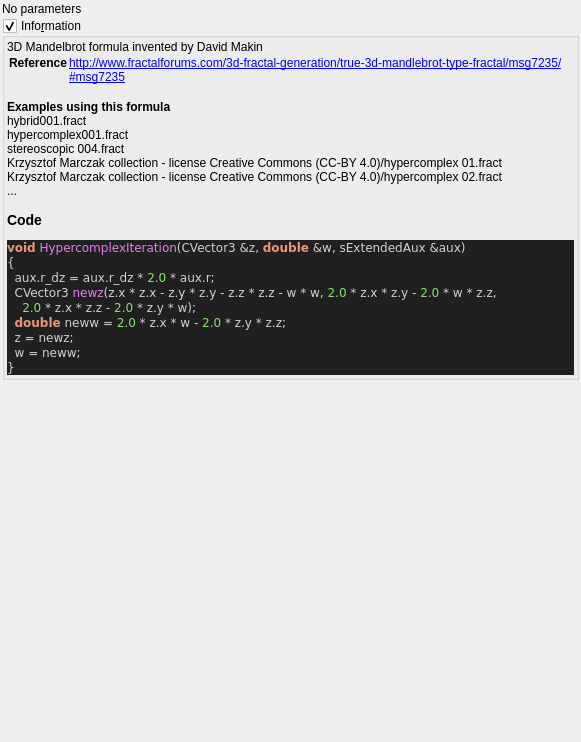
Above: mandelbulber2/qt_data/fractal_hypercomplex.ui from buddhi1980/mandelbulber2 before the change. Below: the same form after it.
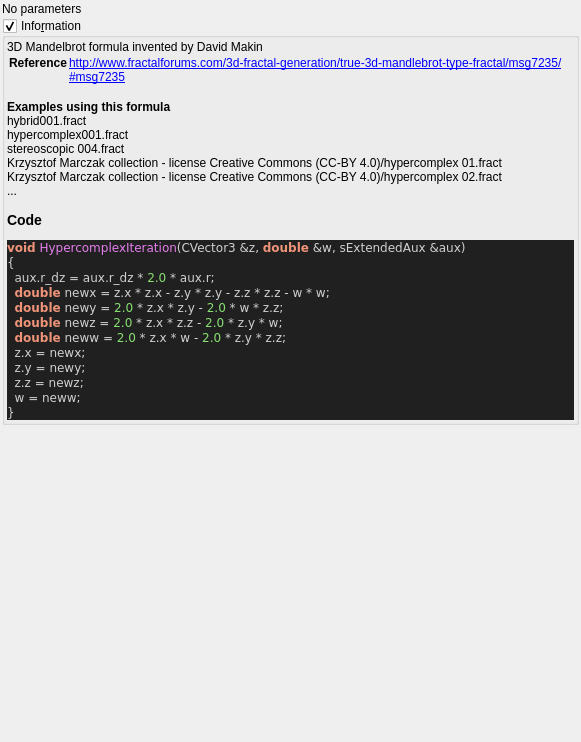
That is the form after the change. Custom widgets are drawn as their Qt base class.

```diff
--- a/mandelbulber2/qt_data/fractal_hypercomplex.ui
+++ b/mandelbulber2/qt_data/fractal_hypercomplex.ui
@@ -75,10 +75,13 @@
 &lt;pre style=&quot;color:#d0d0d0; background-color:#202020;  font-family:'Courier New',monospace;&quot;&gt;&lt;span style=&quot;color:#f09479; font-weight:bold&quot;&gt;void&lt;/span&gt; &lt;span style=&quot;color:#e47eed&quot;&gt;HypercomplexIteration&lt;/span&gt;&lt;span style=&quot;color:#d0d0d0&quot;&gt;(&lt;/span&gt;CVector3 &lt;span style=&quot;color:#d0d0d0&quot;&gt;&amp;amp;&lt;/span&gt;z&lt;span style=&quot;color:#d0d0d0&quot;&gt;,&lt;/span&gt; &lt;span style=&quot;color:#f09479; font-weight:bold&quot;&gt;double&lt;/span&gt; &lt;span style=&quot;color:#d0d0d0&quot;&gt;&amp;amp;&lt;/span&gt;w&lt;span style=&quot;color:#d0d0d0&quot;&gt;,&lt;/span&gt; sExtendedAux &lt;span style=&quot;color:#d0d0d0&quot;&gt;&amp;amp;&lt;/span&gt;aux&lt;span style=&quot;color:#d0d0d0&quot;&gt;)&lt;/span&gt;
 &lt;span style=&quot;color:#d0d0d0&quot;&gt;{&lt;/span&gt;
   aux&lt;span style=&quot;color:#d0d0d0&quot;&gt;.&lt;/span&gt;r_dz &lt;span style=&quot;color:#d0d0d0&quot;&gt;=&lt;/span&gt; aux&lt;span style=&quot;color:#d0d0d0&quot;&gt;.&lt;/span&gt;r_dz &lt;span style=&quot;color:#d0d0d0&quot;&gt;*&lt;/span&gt; &lt;span style=&quot;color:#87df71&quot;&gt;2.0&lt;/span&gt; &lt;span style=&quot;color:#d0d0d0&quot;&gt;*&lt;/span&gt; aux&lt;span style=&quot;color:#d0d0d0&quot;&gt;.&lt;/span&gt;r&lt;span style=&quot;color:#d0d0d0&quot;&gt;;&lt;/span&gt;
-  CVector3 &lt;span style=&quot;color:#e47eed&quot;&gt;newz&lt;/span&gt;&lt;span style=&quot;color:#d0d0d0&quot;&gt;(&lt;/span&gt;z&lt;span style=&quot;color:#d0d0d0&quot;&gt;.&lt;/span&gt;x &lt;span style=&quot;color:#d0d0d0&quot;&gt;*&lt;/span&gt; z&lt;span style=&quot;color:#d0d0d0&quot;&gt;.&lt;/span&gt;x &lt;span style=&quot;color:#d0d0d0&quot;&gt;-&lt;/span&gt; z&lt;span style=&quot;color:#d0d0d0&quot;&gt;.&lt;/span&gt;y &lt;span style=&quot;color:#d0d0d0&quot;&gt;*&lt;/span&gt; z&lt;span style=&quot;color:#d0d0d0&quot;&gt;.&lt;/span&gt;y &lt;span style=&quot;color:#d0d0d0&quot;&gt;-&lt;/span&gt; z&lt;span style=&quot;color:#d0d0d0&quot;&gt;.&lt;/span&gt;z &lt;span style=&quot;color:#d0d0d0&quot;&gt;*&lt;/span&gt; z&lt;span style=&quot;color:#d0d0d0&quot;&gt;.&lt;/span&gt;z &lt;span style=&quot;color:#d0d0d0&quot;&gt;-&lt;/span&gt; w &lt;span style=&quot;color:#d0d0d0&quot;&gt;*&lt;/span&gt; w&lt;span style=&quot;color:#d0d0d0&quot;&gt;,&lt;/span&gt; &lt;span style=&quot;color:#87df71&quot;&gt;2.0&lt;/span&gt; &lt;span style=&quot;color:#d0d0d0&quot;&gt;*&lt;/span&gt; z&lt;span style=&quot;color:#d0d0d0&quot;&gt;.&lt;/span&gt;x &lt;span style=&quot;color:#d0d0d0&quot;&gt;*&lt;/span&gt; z&lt;span style=&quot;color:#d0d0d0&quot;&gt;.&lt;/span&gt;y &lt;span style=&quot;color:#d0d0d0&quot;&gt;-&lt;/span&gt; &lt;span style=&quot;color:#87df71&quot;&gt;2.0&lt;/span&gt; &lt;span style=&quot;color:#d0d0d0&quot;&gt;*&lt;/span&gt; w &lt;span style=&quot;color:#d0d0d0&quot;&gt;*&lt;/span&gt; z&lt;span style=&quot;color:#d0d0d0&quot;&gt;.&lt;/span&gt;z&lt;span style=&quot;color:#d0d0d0&quot;&gt;,&lt;/span&gt;
-    &lt;span style=&quot;color:#87df71&quot;&gt;2.0&lt;/span&gt; &lt;span style=&quot;color:#d0d0d0&quot;&gt;*&lt;/span&gt; z&lt;span style=&quot;color:#d0d0d0&quot;&gt;.&lt;/span&gt;x &lt;span style=&quot;color:#d0d0d0&quot;&gt;*&lt;/span&gt; z&lt;span style=&quot;color:#d0d0d0&quot;&gt;.&lt;/span&gt;z &lt;span style=&quot;color:#d0d0d0&quot;&gt;-&lt;/span&gt; &lt;span style=&quot;color:#87df71&quot;&gt;2.0&lt;/span&gt; &lt;span style=&quot;color:#d0d0d0&quot;&gt;*&lt;/span&gt; z&lt;span style=&quot;color:#d0d0d0&quot;&gt;.&lt;/span&gt;y &lt;span style=&quot;color:#d0d0d0&quot;&gt;*&lt;/span&gt; w&lt;span style=&quot;color:#d0d0d0&quot;&gt;);&lt;/span&gt;
+  &lt;span style=&quot;color:#f09479; font-weight:bold&quot;&gt;double&lt;/span&gt; newx &lt;span style=&quot;color:#d0d0d0&quot;&gt;=&lt;/span&gt; z&lt;span style=&quot;color:#d0d0d0&quot;&gt;.&lt;/span&gt;x &lt;span style=&quot;color:#d0d0d0&quot;&gt;*&lt;/span&gt; z&lt;span style=&quot;color:#d0d0d0&quot;&gt;.&lt;/span&gt;x &lt;span style=&quot;color:#d0d0d0&quot;&gt;-&lt;/span&gt; z&lt;span style=&quot;color:#d0d0d0&quot;&gt;.&lt;/span&gt;y &lt;span style=&quot;color:#d0d0d0&quot;&gt;*&lt;/span&gt; z&lt;span style=&quot;color:#d0d0d0&quot;&gt;.&lt;/span&gt;y &lt;span style=&quot;color:#d0d0d0&quot;&gt;-&lt;/span&gt; z&lt;span style=&quot;color:#d0d0d0&quot;&gt;.&lt;/span&gt;z &lt;span style=&quot;color:#d0d0d0&quot;&gt;*&lt;/span&gt; z&lt;span style=&quot;color:#d0d0d0&quot;&gt;.&lt;/span&gt;z &lt;span style=&quot;color:#d0d0d0&quot;&gt;-&lt;/span&gt; w &lt;span style=&quot;color:#d0d0d0&quot;&gt;*&lt;/span&gt; w&lt;span style=&quot;color:#d0d0d0&quot;&gt;;&lt;/span&gt;
+  &lt;span style=&quot;color:#f09479; font-weight:bold&quot;&gt;double&lt;/span&gt; newy &lt;span style=&quot;color:#d0d0d0&quot;&gt;=&lt;/span&gt; &lt;span style=&quot;color:#87df71&quot;&gt;2.0&lt;/span&gt; &lt;span style=&quot;color:#d0d0d0&quot;&gt;*&lt;/span&gt; z&lt;span style=&quot;color:#d0d0d0&quot;&gt;.&lt;/span&gt;x &lt;span style=&quot;color:#d0d0d0&quot;&gt;*&lt;/span&gt; z&lt;span style=&quot;color:#d0d0d0&quot;&gt;.&lt;/span&gt;y &lt;span style=&quot;color:#d0d0d0&quot;&gt;-&lt;/span&gt; &lt;span style=&quot;color:#87df71&quot;&gt;2.0&lt;/span&gt; &lt;span style=&quot;color:#d0d0d0&quot;&gt;*&lt;/span&gt; w &lt;span style=&quot;color:#d0d0d0&quot;&gt;*&lt;/span&gt; z&lt;span style=&quot;color:#d0d0d0&quot;&gt;.&lt;/span&gt;z&lt;span style=&quot;color:#d0d0d0&quot;&gt;;&lt;/span&gt;
+  &lt;span style=&quot;color:#f09479; font-weight:bold&quot;&gt;double&lt;/span&gt; newz &lt;span style=&quot;color:#d0d0d0&quot;&gt;=&lt;/span&gt; &lt;span style=&quot;color:#87df71&quot;&gt;2.0&lt;/span&gt; &lt;span style=&quot;color:#d0d0d0&quot;&gt;*&lt;/span&gt; z&lt;span style=&quot;color:#d0d0d0&quot;&gt;.&lt;/span&gt;x &lt;span style=&quot;color:#d0d0d0&quot;&gt;*&lt;/span&gt; z&lt;span style=&quot;color:#d0d0d0&quot;&gt;.&lt;/span&gt;z &lt;span style=&quot;color:#d0d0d0&quot;&gt;-&lt;/span&gt; &lt;span style=&quot;color:#87df71&quot;&gt;2.0&lt;/span&gt; &lt;span style=&quot;color:#d0d0d0&quot;&gt;*&lt;/span&gt; z&lt;span style=&quot;color:#d0d0d0&quot;&gt;.&lt;/span&gt;y &lt;span style=&quot;color:#d0d0d0&quot;&gt;*&lt;/span&gt; w&lt;span style=&quot;color:#d0d0d0&quot;&gt;;&lt;/span&gt;
   &lt;span style=&quot;color:#f09479; font-weight:bold&quot;&gt;double&lt;/span&gt; neww &lt;span style=&quot;color:#d0d0d0&quot;&gt;=&lt;/span&gt; &lt;span style=&quot;color:#87df71&quot;&gt;2.0&lt;/span&gt; &lt;span style=&quot;color:#d0d0d0&quot;&gt;*&lt;/span&gt; z&lt;span style=&quot;color:#d0d0d0&quot;&gt;.&lt;/span&gt;x &lt;span style=&quot;color:#d0d0d0&quot;&gt;*&lt;/span&gt; w &lt;span style=&quot;color:#d0d0d0&quot;&gt;-&lt;/span&gt; &lt;span style=&quot;color:#87df71&quot;&gt;2.0&lt;/span&gt; &lt;span style=&quot;color:#d0d0d0&quot;&gt;*&lt;/span&gt; z&lt;span style=&quot;color:#d0d0d0&quot;&gt;.&lt;/span&gt;y &lt;span style=&quot;color:#d0d0d0&quot;&gt;*&lt;/span&gt; z&lt;span style=&quot;color:#d0d0d0&quot;&gt;.&lt;/span&gt;z&lt;span style=&quot;color:#d0d0d0&quot;&gt;;&lt;/span&gt;
-  z &lt;span style=&quot;color:#d0d0d0&quot;&gt;=&lt;/span&gt; newz&lt;span style=&quot;color:#d0d0d0&quot;&gt;;&lt;/span&gt;
+  z&lt;span style=&quot;color:#d0d0d0&quot;&gt;.&lt;/span&gt;x &lt;span style=&quot;color:#d0d0d0&quot;&gt;=&lt;/span&gt; newx&lt;span style=&quot;color:#d0d0d0&quot;&gt;;&lt;/span&gt;
+  z&lt;span style=&quot;color:#d0d0d0&quot;&gt;.&lt;/span&gt;y &lt;span style=&quot;color:#d0d0d0&quot;&gt;=&lt;/span&gt; newy&lt;span style=&quot;color:#d0d0d0&quot;&gt;;&lt;/span&gt;
+  z&lt;span style=&quot;color:#d0d0d0&quot;&gt;.&lt;/span&gt;z &lt;span style=&quot;color:#d0d0d0&quot;&gt;=&lt;/span&gt; newz&lt;span style=&quot;color:#d0d0d0&quot;&gt;;&lt;/span&gt;
   w &lt;span style=&quot;color:#d0d0d0&quot;&gt;=&lt;/span&gt; neww&lt;span style=&quot;color:#d0d0d0&quot;&gt;;&lt;/span&gt;
 &lt;span style=&quot;color:#d0d0d0&quot;&gt;}&lt;/span&gt;
 &lt;/pre&gt;
```
